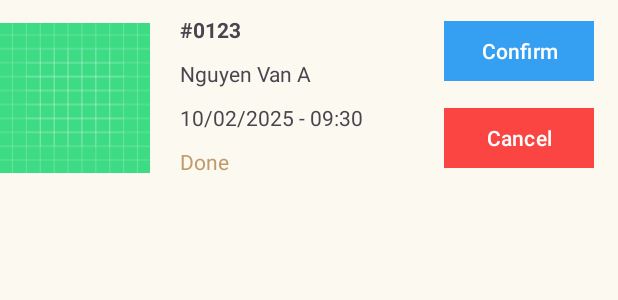
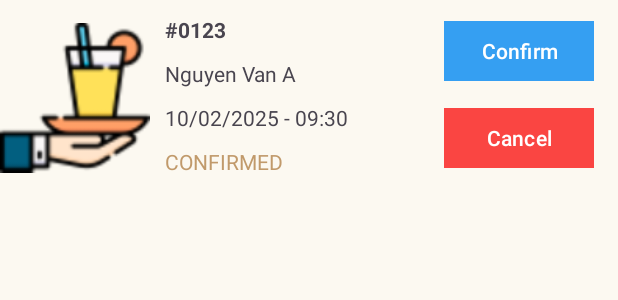
Before and after one commit to buihienn/Beanie-app, an Android app: the layout item_order_admin.xml on its own in the app's theme, with its tools: preview values and no code run, on a phone screen of 412 x 824 dp. Shown: the top 300 px of the screen. Run offline under Robolectric (Android 15) with nearby library versions, the light colour scheme and no system bars.

Commit message:
Fetch orders from DB

```diff
--- a/app/src/main/res/layout/item_order_admin.xml
+++ b/app/src/main/res/layout/item_order_admin.xml
@@ -10,27 +10,35 @@
         android:layout_height="130dp"
         app:layout_constraintStart_toStartOf="parent"
         app:layout_constraintTop_toTopOf="parent"
-        app:srcCompat="@drawable/ic_launcher_background" />
+        app:srcCompat="@drawable/ic_order_admin" />
 
     <TextView
-        android:id="@+id/idOrder"
-        android:layout_width="wrap_content"
+        android:id="@+id/listProducts"
+        android:layout_width="0dp"
         android:layout_height="wrap_content"
-        android:layout_marginStart="20dp"
+        android:layout_marginStart="10dp"
         android:layout_marginTop="10dp"
+        android:layout_marginEnd="10dp"
         android:text="#0123"
         android:textStyle="bold"
+        android:maxLines="1"
+        android:ellipsize="end"
         app:layout_constraintStart_toEndOf="@+id/imgOrder"
+        app:layout_constraintEnd_toStartOf="@+id/btnConfirm"
         app:layout_constraintTop_toTopOf="parent" />
 
     <TextView
         android:id="@+id/contentOrder"
-        android:layout_width="wrap_content"
+        android:layout_width="0dp"
         android:layout_height="wrap_content"
         android:layout_marginTop="10dp"
+        android:ellipsize="end"
+        android:maxLines="1"
         android:text="Nguyen Van A"
-        app:layout_constraintStart_toStartOf="@+id/idOrder"
-        app:layout_constraintTop_toBottomOf="@+id/idOrder" />
+        android:layout_marginEnd="10dp"
+        app:layout_constraintEnd_toStartOf="@+id/btnConfirm"
+        app:layout_constraintStart_toStartOf="@+id/listProducts"
+        app:layout_constraintTop_toBottomOf="@+id/listProducts" />
 
     <TextView
         android:id="@+id/textTime"
@@ -46,7 +54,7 @@
         android:layout_width="wrap_content"
         android:layout_height="wrap_content"
         android:layout_marginTop="10dp"
-        android:text="Done"
+        android:text="CONFIRMED"
         android:textColor="@color/primary_green"
         app:layout_constraintStart_toStartOf="@+id/textTime"
         app:layout_constraintTop_toBottomOf="@+id/textTime" />
```
Also changed, not shown: app/src/main/java/com/bh/beanie/adapter/AdminOrderAdapter.kt (+29 -13 lines), app/src/main/java/com/bh/beanie/admin/fragments/AdminOrderFragment.kt (+53 -15 lines), app/src/main/java/com/bh/beanie/model/AdminOrder.kt (deleted, +0 -9 lines), app/src/main/java/com/bh/beanie/model/Order.kt (added, +21 -0 lines), app/src/main/java/com/bh/beanie/model/OrderItem.kt (added, +9 -0 lines), app/src/main/java/com/bh/beanie/repository/FirebaseRepository.kt (+52 -0 lines), app/src/main/res/drawable/ic_order_admin.png (added).
